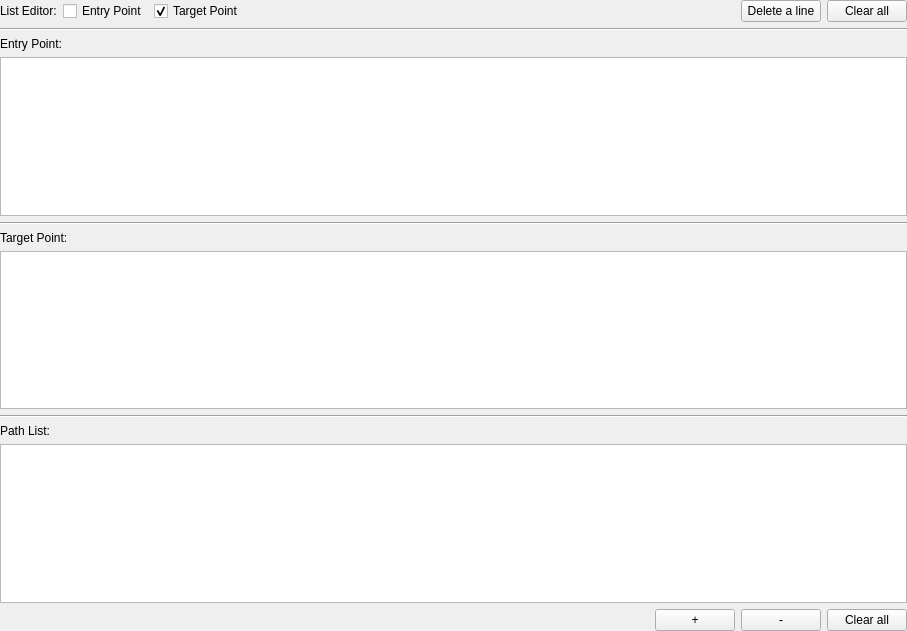
Above: Resources/UI/qSlicerPathPlannerPanelWidget.ui from ayamada0614/PathPlanner before the change. Below: the same form after it.
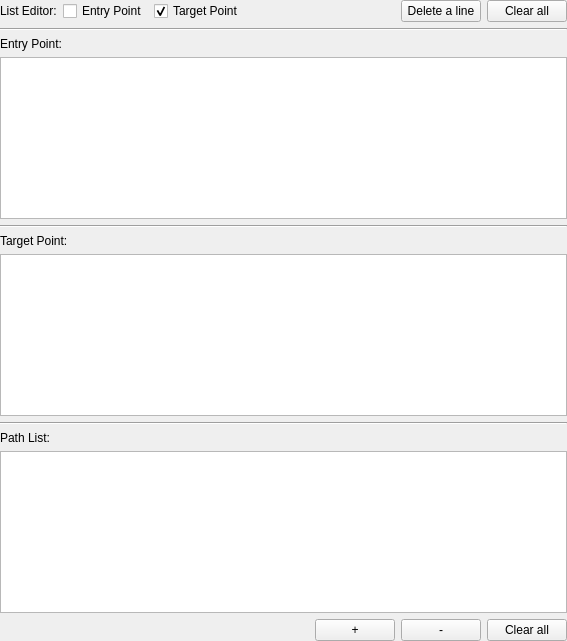
That is the form after the change. Custom widgets are drawn as their Qt base class.

What changed in the file:
```diff
--- a/Resources/UI/qSlicerPathPlannerPanelWidget.ui
+++ b/Resources/UI/qSlicerPathPlannerPanelWidget.ui
@@ -6,8 +6,8 @@
    <rect>
     <x>0</x>
     <y>0</y>
-    <width>907</width>
-    <height>631</height>
+    <width>567</width>
+    <height>641</height>
    </rect>
   </property>
   <property name="windowTitle">
```
Left out of the diff: 6 changed lines with no effect on the pictures.
